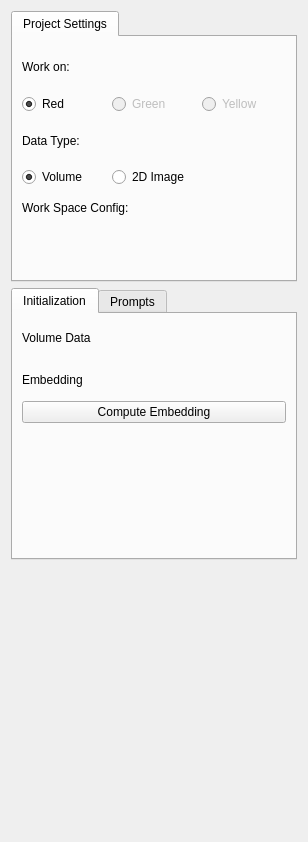
bingogome/samm, file samm/SammBase/Resources/UI/SammBase.ui: the form before one commit.
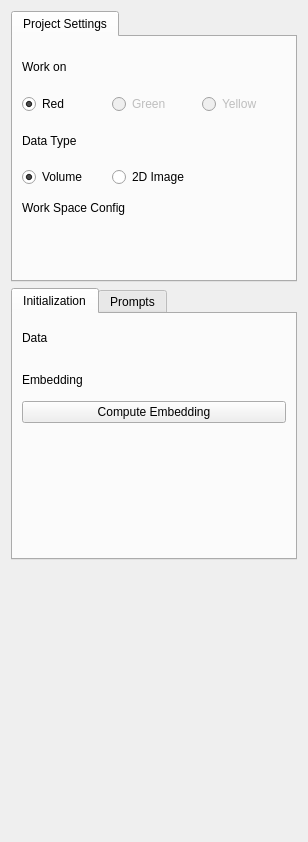
The form after the commit. Custom widgets are drawn as their Qt base class.

Commit message: UI changes, added 2D image option (disable promptpoints sync)

What changed in the file:
```diff
--- a/samm/SammBase/Resources/UI/SammBase.ui
+++ b/samm/SammBase/Resources/UI/SammBase.ui
@@ -101,21 +101,21 @@
           </size>
          </property>
          <property name="text">
-          <string>Work Space Config:</string>
+          <string>Work Space Config</string>
          </property>
         </widget>
        </item>
        <item row="2" column="0" colspan="3">
         <widget class="QLabel" name="label_7">
          <property name="text">
-          <string>Data Type:</string>
+          <string>Data Type</string>
          </property>
         </widget>
        </item>
        <item row="0" column="0" colspan="3">
         <widget class="QLabel" name="label_6">
          <property name="text">
-          <string>Work on:</string>
+          <string>Work on</string>
          </property>
         </widget>
        </item>
@@ -161,7 +161,7 @@
           </size>
          </property>
          <property name="text">
-          <string>Volume Data</string>
+          <string>Data</string>
          </property>
         </widget>
        </item>
```
The commit also changes 6 other files.
